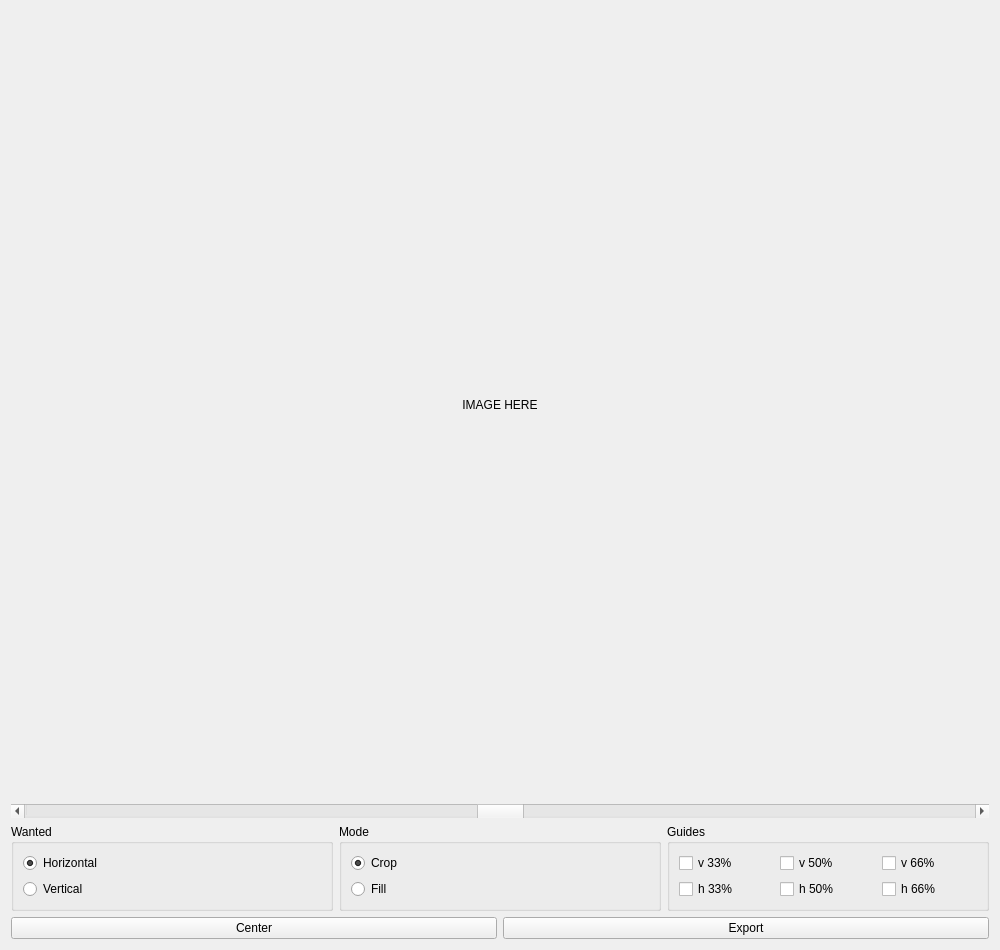
Old version of the form scripts/python_scripts/quickbac/QuickBac.ui in the repository Callisto95/Configs.
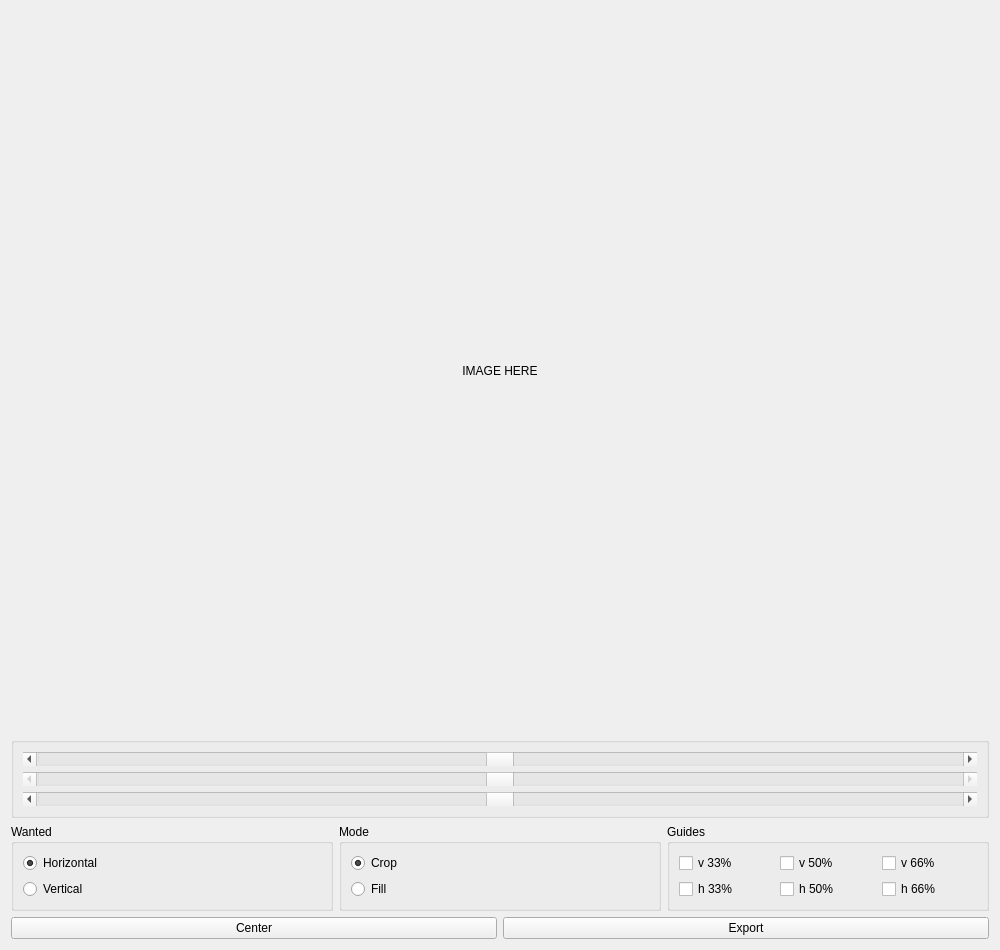
New version of the form.

Commit message: QuickBac: alpha fixes, allow image zoom and free positioning

```diff
--- a/scripts/python_scripts/quickbac/QuickBac.ui
+++ b/scripts/python_scripts/quickbac/QuickBac.ui
@@ -61,19 +61,78 @@
     </widget>
    </item>
    <item>
-    <widget class="QScrollBar" name="offset">
+    <widget class="QGroupBox" name="offsets">
+     <property name="title">
+      <string/>
+     </property>
+     <layout class="QVBoxLayout" name="verticalLayout_4">
+      <item>
+       <widget class="QScrollBar" name="primary_offset">
+        <property name="toolTip">
+         <string>primary offset</string>
+        </property>
+        <property name="toolTipDuration">
+         <number>-1</number>
+        </property>
+        <property name="statusTip">
+         <string/>
+        </property>
+        <property name="whatsThis">
+         <string/>
+        </property>
      <property name="minimum">
       <number>0</number>
      </property>
      <property name="maximum">
-      <number>200</number>
+         <number>1000</number>
      </property>
      <property name="value">
-      <number>100</number>
+         <number>500</number>
      </property>
      <property name="orientation">
       <enum>Qt::Orientation::Horizontal</enum>
      </property>
+       </widget>
+      </item>
+      <item>
+       <widget class="QScrollBar" name="secondary_offset">
+        <property name="enabled">
+         <bool>false</bool>
+        </property>
+        <property name="toolTip">
+         <string>secondary offset</string>
+        </property>
+        <property name="maximum">
+         <number>1000</number>
+        </property>
+        <property name="value">
+         <number>500</number>
+        </property>
+        <property name="orientation">
+         <enum>Qt::Orientation::Horizontal</enum>
+        </property>
+       </widget>
+      </item>
+      <item>
+       <widget class="QScrollBar" name="zoom">
+        <property name="toolTip">
+         <string>zoom</string>
+        </property>
+        <property name="minimum">
+         <number>1</number>
+        </property>
+        <property name="maximum">
+         <number>1000</number>
+        </property>
+        <property name="value">
+         <number>500</number>
+        </property>
+        <property name="orientation">
+         <enum>Qt::Orientation::Horizontal</enum>
+        </property>
+       </widget>
+      </item>
+     </layout>
     </widget>
    </item>
    <item>
```
Lines whose indentation alone changed are shown as unchanged. The commit also changes 5 other files.
